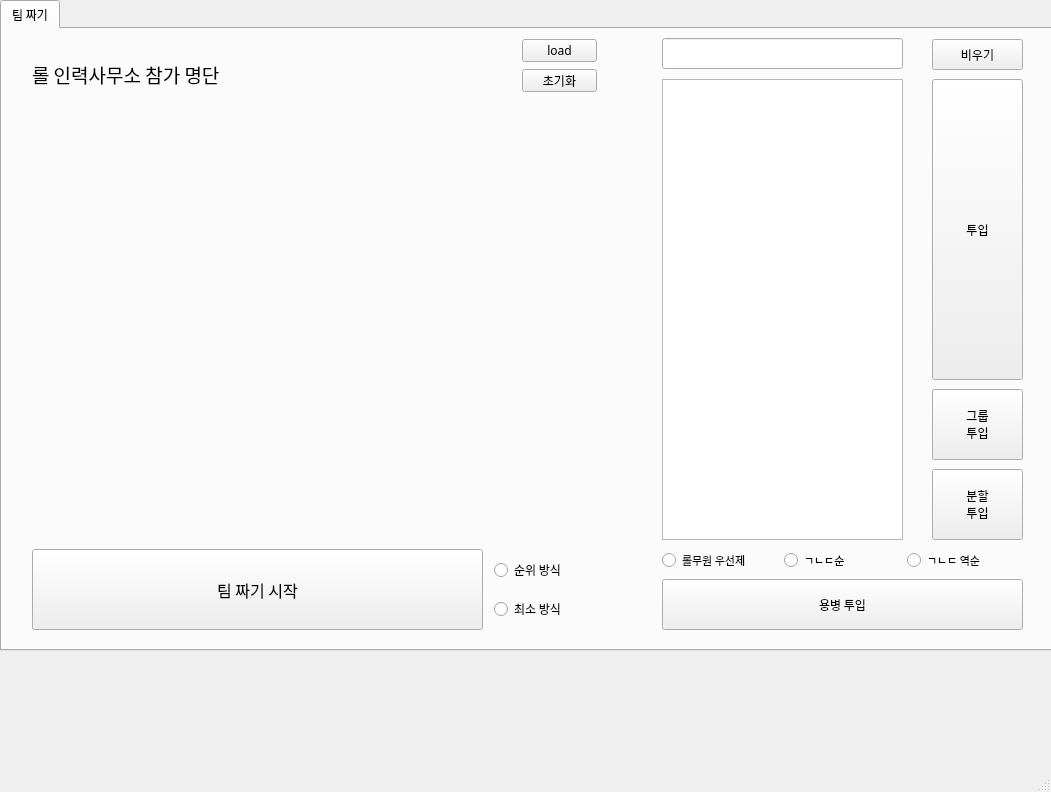
Qt form img/ui/main_window.ui (kbeekim/lol_teamfight) before a commit.
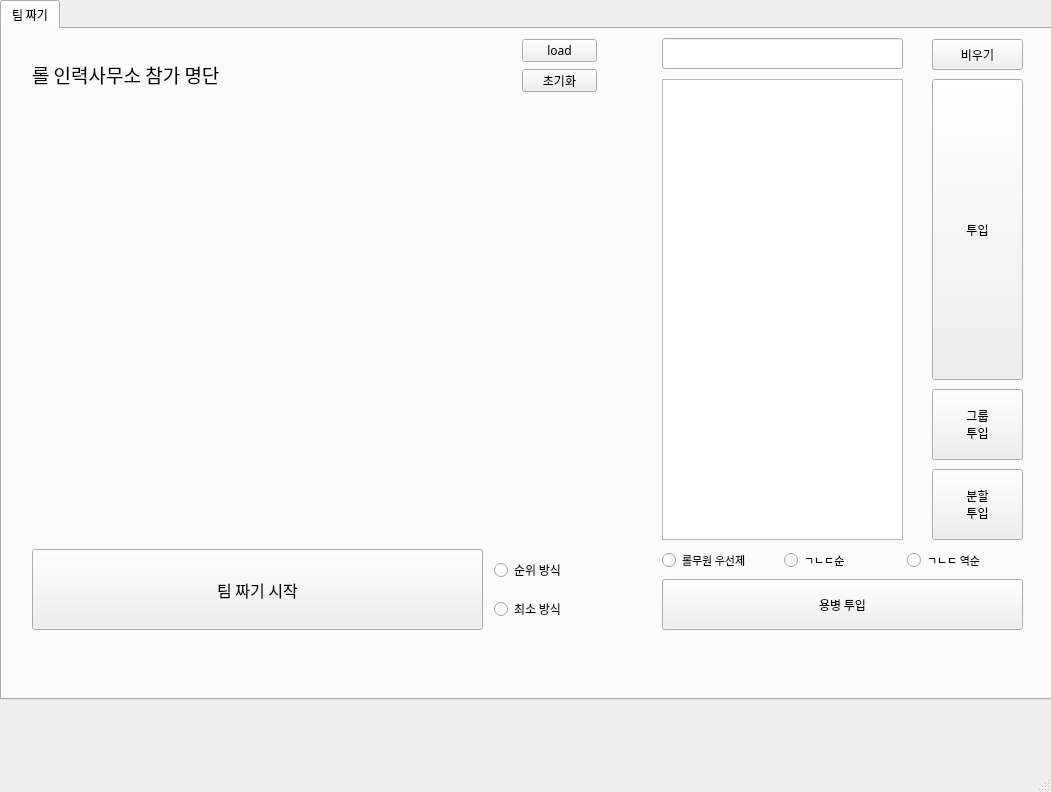
The same form after that commit.

What changed in the file:
```diff
--- a/img/ui/main_window.ui
+++ b/img/ui/main_window.ui
@@ -29,7 +29,7 @@
       <x>0</x>
       <y>0</y>
       <width>1161</width>
-      <height>651</height>
+      <height>700</height>
      </rect>
     </property>
     <property name="font">
```
Left out of the diff: 2 changed lines with no effect on the pictures.
